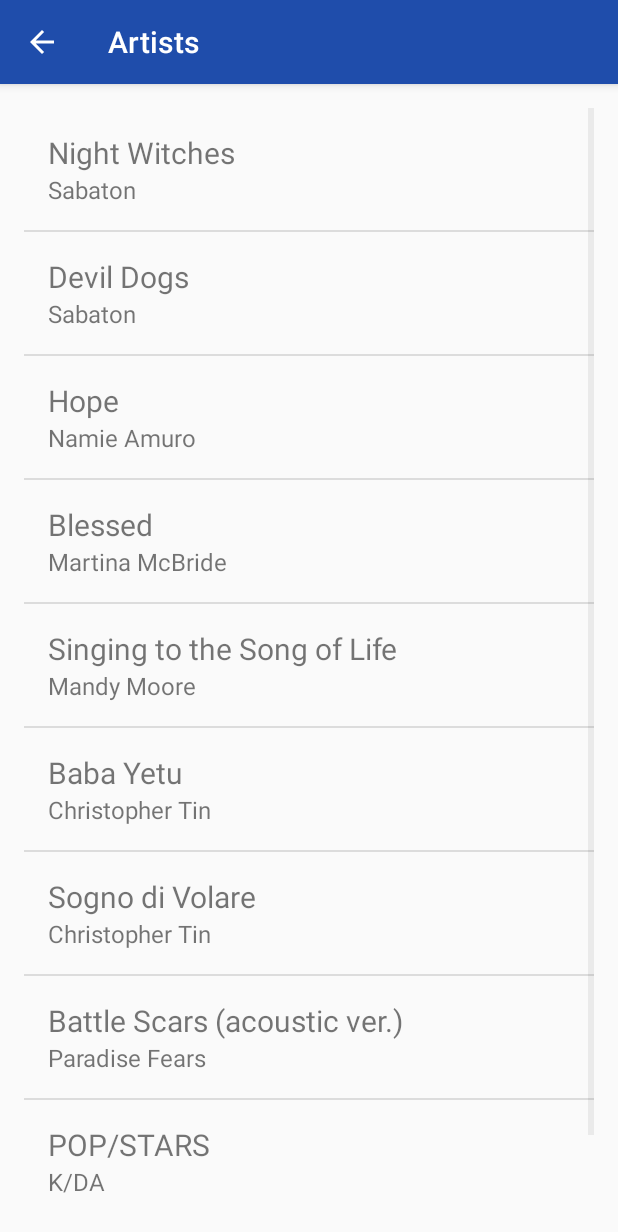
After one commit to NairArjunWD/symphonia, an Android app: the ArtistsActivity screen opened directly, with no data from a screen before it, on a phone screen of 412 x 824 dp. The commit adds this screen. Shown: the top 1232 px of the screen. Run offline under Robolectric (Android 15) with nearby library versions, the phone set to English and light mode, and no system bars.

Commit message:
Add ArtistsActivity
Add ArtistsActivity.java and copy and pste the code from SongsActivity and change the names.
Test to make sure it displays, then change the where each name is.

```diff
--- /dev/null
+++ b/app/src/main/java/com/example/symphonia/AlbumsActivity.java
@@ -0,0 +1,4 @@
+package com.example.symphonia;
+
+public class AlbumsActivity {
+}
--- /dev/null
+++ b/app/src/main/java/com/example/symphonia/ArtistsActivity.java
@@ -0,0 +1,40 @@
+package com.example.symphonia;
+
+import android.os.Bundle;
+import android.widget.Adapter;
+import android.widget.ListView;
+
+import androidx.appcompat.app.AppCompatActivity;
+
+import java.util.ArrayList;
+
+public class ArtistsActivity extends  AppCompatActivity{
+
+    @Override
+    protected void onCreate(Bundle savedInstanceState) {
+        super.onCreate(savedInstanceState);
+        setContentView(R.layout.song_list);
+
+        //Create an array of words
+        ArrayList<Song> songs = new ArrayList<Song>();
+
+//        words.add("one");
+        songs.add(new Song("Night Witches", "Sabaton"));
+        songs.add(new Song("Devil Dogs", "Sabaton"));
+        songs.add(new Song("Hope", "Namie Amuro"));
+        songs.add(new Song("Blessed", "Martina McBride"));
+        songs.add(new Song("Singing to the Song of Life", "Mandy Moore"));
+        songs.add(new Song("Baba Yetu", "Christopher Tin"));
+        songs.add(new Song("Sogno di Volare", "Christopher Tin"));
+        songs.add(new Song("Battle Scars (acoustic ver.)", "Paradise Fears"));
+        songs.add(new Song( "POP/STARS", "K/DA"));
+        songs.add(new Song("You Say Run", "Yuki Hayashi"));
+
+        SongAdapter adapter = new SongAdapter(this, songs);
+
+        ListView listView = (ListView) findViewById(R.id.list);
+
+        listView.setAdapter(adapter);
+
+    }
+}
--- /dev/null
+++ b/app/src/main/java/com/example/symphonia/PlaylistsActivity.java
@@ -0,0 +1,4 @@
+package com.example.symphonia;
+
+public class PlaylistsActivity {
+}
```
Also changed, not shown: app/src/main/AndroidManifest.xml (+24 -0 lines), app/src/main/java/com/example/symphonia/MainActivity.java (+47 -47 lines).
